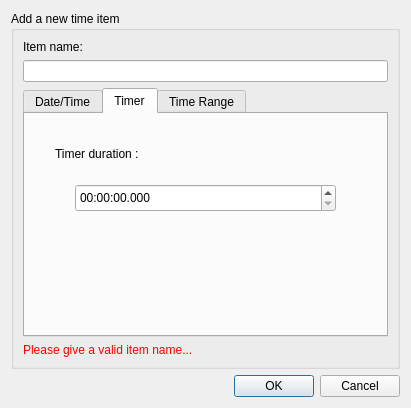
Old version of the form data/DialogNewTime.ui in the repository calaos/calaos_installer.
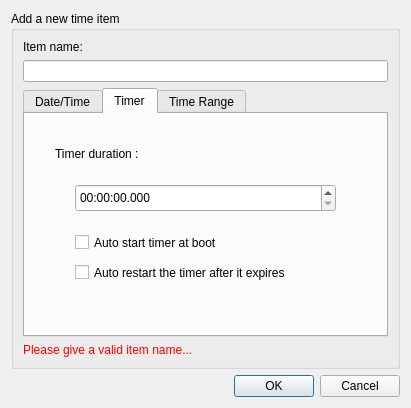
New version of the form. The open tabs and pages were chosen to show the change. Icons and pictures are not drawn.

Commit message: Add option autostart/autorestart for timer

```diff
--- a/data/DialogNewTime.ui
+++ b/data/DialogNewTime.ui
@@ -154,6 +154,32 @@
            <string>HH:mm:ss.zzz</string>
           </property>
          </widget>
+         <widget class="QCheckBox" name="checkBoxAutoBoot">
+          <property name="geometry">
+           <rect>
+            <x>50</x>
+            <y>120</y>
+            <width>261</width>
+            <height>17</height>
+           </rect>
+          </property>
+          <property name="text">
+           <string>Auto start timer at boot</string>
+          </property>
+         </widget>
+         <widget class="QCheckBox" name="checkBoxAutoRestart">
+          <property name="geometry">
+           <rect>
+            <x>50</x>
+            <y>150</y>
+            <width>261</width>
+            <height>17</height>
+           </rect>
+          </property>
+          <property name="text">
+           <string>Auto restart the timer after it expires</string>
+          </property>
+         </widget>
         </widget>
         <widget class="QWidget" name="tab_3">
          <attribute name="title">
```
Left out of the diff: 2 changed lines with no effect on the pictures. The commit also changes 1 other file.
